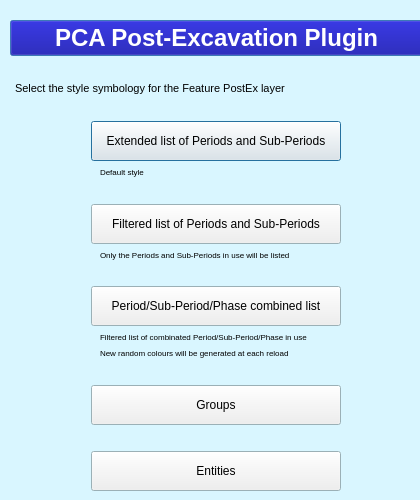
PCA-Geodata/PCA-PostExcavation-QGIS-Plugin, file PCA_PostExcavation/pca_postex_choose_style_dialog_base.ui: the form before one commit.
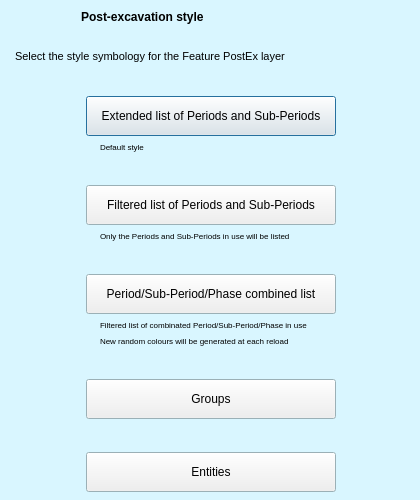
The form after the commit. Icons and pictures are not drawn.

Patch:
```diff
--- a/PCA_PostExcavation/pca_postex_choose_style_dialog_base.ui
+++ b/PCA_PostExcavation/pca_postex_choose_style_dialog_base.ui
@@ -99,354 +99,67 @@
    <property name="geometry">
     <rect>
      <x>10</x>
-     <y>20</y>
-     <width>413</width>
-     <height>471</height>
+     <y>10</y>
+     <width>402</width>
+     <height>482</height>
     </rect>
    </property>
    <layout class="QVBoxLayout" name="verticalLayout_2">
     <item>
-     <widget class="QPushButton" name="pushButton">
-      <property name="sizePolicy">
-       <sizepolicy hsizetype="Minimum" vsizetype="Fixed">
-        <horstretch>0</horstretch>
-        <verstretch>0</verstretch>
-       </sizepolicy>
-      </property>
-      <property name="minimumSize">
-       <size>
-        <width>0</width>
-        <height>0</height>
-       </size>
-      </property>
-      <property name="palette">
-       <palette>
-        <active>
-         <colorrole role="Button">
-          <brush brushstyle="SolidPattern">
-           <color alpha="255">
-            <red>0</red>
-            <green>0</green>
-            <blue>153</blue>
-           </color>
-          </brush>
-         </colorrole>
-         <colorrole role="Light">
-          <brush brushstyle="SolidPattern">
-           <color alpha="255">
-            <red>0</red>
-            <green>0</green>
-            <blue>147</blue>
-           </color>
-          </brush>
-         </colorrole>
-         <colorrole role="Dark">
-          <brush brushstyle="SolidPattern">
-           <color alpha="255">
-            <red>0</red>
-            <green>0</green>
-            <blue>153</blue>
-           </color>
-          </brush>
-         </colorrole>
-         <colorrole role="Mid">
-          <brush brushstyle="SolidPattern">
-           <color alpha="255">
-            <red>0</red>
-            <green>0</green>
-            <blue>147</blue>
-           </color>
-          </brush>
-         </colorrole>
-         <colorrole role="Text">
-          <brush brushstyle="SolidPattern">
-           <color alpha="255">
-            <red>0</red>
-            <green>0</green>
-            <blue>0</blue>
-           </color>
-          </brush>
-         </colorrole>
-         <colorrole role="BrightText">
-          <brush brushstyle="SolidPattern">
-           <color alpha="255">
-            <red>85</red>
-            <green>255</green>
-            <blue>0</blue>
-           </color>
-          </brush>
-         </colorrole>
-         <colorrole role="ButtonText">
-          <brush brushstyle="SolidPattern">
-           <color alpha="255">
-            <red>255</red>
-            <green>255</green>
-            <blue>255</blue>
-           </color>
-          </brush>
-         </colorrole>
-         <colorrole role="Base">
-          <brush brushstyle="SolidPattern">
-           <color alpha="255">
-            <red>0</red>
-            <green>0</green>
-            <blue>141</blue>
-           </color>
-          </brush>
-         </colorrole>
-         <colorrole role="Window">
-          <brush brushstyle="SolidPattern">
-           <color alpha="255">
-            <red>85</red>
-            <green>170</green>
-            <blue>255</blue>
-           </color>
-          </brush>
-         </colorrole>
-         <colorrole role="Shadow">
-          <brush brushstyle="SolidPattern">
-           <color alpha="255">
-            <red>0</red>
-            <green>0</green>
-            <blue>146</blue>
-           </color>
-          </brush>
-         </colorrole>
-         <colorrole role="PlaceholderText">
-          <brush brushstyle="SolidPattern">
-           <color alpha="128">
-            <red>0</red>
-            <green>0</green>
-            <blue>0</blue>
-           </color>
-          </brush>
-         </colorrole>
-        </active>
-        <inactive>
-         <colorrole role="Button">
-          <brush brushstyle="SolidPattern">
-           <color alpha="255">
-            <red>0</red>
-            <green>0</green>
-            <blue>153</blue>
-           </color>
-          </brush>
-         </colorrole>
-         <colorrole role="Light">
-          <brush brushstyle="SolidPattern">
-           <color alpha="255">
-            <red>0</red>
-            <green>0</green>
-            <blue>147</blue>
-           </color>
-          </brush>
-         </colorrole>
-         <colorrole role="Dark">
-          <brush brushstyle="SolidPattern">
-           <color alpha="255">
-            <red>0</red>
-            <green>0</green>
-            <blue>153</blue>
-           </color>
-          </brush>
-         </colorrole>
-         <colorrole role="Mid">
-          <brush brushstyle="SolidPattern">
-           <color alpha="255">
-            <red>0</red>
-            <green>0</green>
-            <blue>147</blue>
-           </color>
-          </brush>
-         </colorrole>
-         <colorrole role="Text">
-          <brush brushstyle="SolidPattern">
-           <color alpha="255">
-            <red>0</red>
-            <green>0</green>
-            <blue>0</blue>
-           </color>
-          </brush>
-         </colorrole>
-         <colorrole role="BrightText">
-          <brush brushstyle="SolidPattern">
-           <color alpha="255">
-            <red>85</red>
-            <green>255</green>
-            <blue>0</blue>
-           </color>
-          </brush>
-         </colorrole>
-         <colorrole role="ButtonText">
-          <brush brushstyle="SolidPattern">
-           <color alpha="255">
-            <red>255</red>
-            <green>255</green>
-            <blue>255</blue>
-           </color>
-          </brush>
-         </colorrole>
-         <colorrole role="Base">
-          <brush brushstyle="SolidPattern">
-           <color alpha="255">
-            <red>0</red>
-            <green>0</green>
-            <blue>141</blue>
-           </color>
-          </brush>
-         </colorrole>
-         <colorrole role="Window">
-          <brush brushstyle="SolidPattern">
-           <color alpha="255">
-            <red>85</red>
-            <green>170</green>
-            <blue>255</blue>
-           </color>
-          </brush>
-         </colorrole>
-         <colorrole role="Shadow">
-          <brush brushstyle="SolidPattern">
-           <color alpha="255">
-            <red>0</red>
-            <green>0</green>
-            <blue>146</blue>
-           </color>
-          </brush>
-         </colorrole>
-         <colorrole role="PlaceholderText">
-          <brush brushstyle="SolidPattern">
-           <color alpha="128">
-            <red>0</red>
-            <green>0</green>
-            <blue>0</blue>
-           </color>
-          </brush>
-         </colorrole>
-        </inactive>
-        <disabled>
-         <colorrole role="Button">
-          <brush brushstyle="SolidPattern">
-           <color alpha="255">
-            <red>0</red>
-            <green>0</green>
-            <blue>153</blue>
-           </color>
-          </brush>
-         </colorrole>
-         <colorrole role="Light">
-          <brush brushstyle="SolidPattern">
-           <color alpha="255">
-            <red>0</red>
-            <green>0</green>
-            <blue>147</blue>
-           </color>
-          </brush>
-         </colorrole>
-         <colorrole role="Dark">
-          <brush brushstyle="SolidPattern">
-           <color alpha="255">
-            <red>0</red>
-            <green>0</green>
-            <blue>153</blue>
-           </color>
-          </brush>
-         </colorrole>
-         <colorrole role="Mid">
-          <brush brushstyle="SolidPattern">
-           <color alpha="255">
-            <red>0</red>
-            <green>0</green>
-            <blue>147</blue>
-           </color>
-          </brush>
-         </colorrole>
-         <colorrole role="Text">
-          <brush brushstyle="SolidPattern">
-           <color alpha="255">
-            <red>0</red>
-            <green>0</green>
-            <blue>153</blue>
-           </color>
-          </brush>
-         </colorrole>
-         <colorrole role="BrightText">
-          <brush brushstyle="SolidPattern">
-           <color alpha="255">
-            <red>85</red>
-            <green>255</green>
-            <blue>0</blue>
-           </color>
-          </brush>
-         </colorrole>
-         <colorrole role="ButtonText">
-          <brush brushstyle="SolidPattern">
-           <color alpha="255">
-            <red>120</red>
-            <green>120</green>
-            <blue>120</blue>
-           </color>
-          </brush>
-         </colorrole>
-         <colorrole role="Base">
-          <brush brushstyle="SolidPattern">
-           <color alpha="255">
-            <red>85</red>
-            <green>170</green>
-            <blue>255</blue>
-           </color>
-          </brush>
-         </colorrole>
-         <colorrole role="Window">
-          <brush brushstyle="SolidPattern">
-           <color alpha="255">
-            <red>85</red>
-            <green>170</green>
-            <blue>255</blue>
-           </color>
-          </brush>
-         </colorrole>
-         <colorrole role="Shadow">
-          <brush brushstyle="SolidPattern">
-           <color alpha="255">
-            <red>0</red>
-            <green>0</green>
-            <blue>146</blue>
-           </color>
-          </brush>
-         </colorrole>
-         <colorrole role="PlaceholderText">
-          <brush brushstyle="SolidPattern">
-           <color alpha="128">
-            <red>0</red>
-            <green>0</green>
-            <blue>0</blue>
-           </color>
-          </brush>
-         </colorrole>
-        </disabled>
-       </palette>
-      </property>
-      <property name="font">
-       <font>
-        <family>Arial</family>
-        <pointsize>18</pointsize>
-        <weight>75</weight>
-        <bold>true</bold>
-       </font>
-      </property>
-      <property name="cursor">
-       <cursorShape>BlankCursor</cursorShape>
-      </property>
-      <property name="text">
-       <string>PCA Post-Excavation Plugin</string>
-      </property>
-      <property name="autoDefault">
-       <bool>false</bool>
-      </property>
-      <property name="flat">
-       <bool>false</bool>
-      </property>
-     </widget>
+     <layout class="QGridLayout" name="gridLayout">
+      <item row="0" column="3">
+       <widget class="QLabel" name="label_8">
+        <property name="maximumSize">
+         <size>
+          <width>65</width>
+          <height>65</height>
+         </size>
+        </property>
+        <property name="text">
+         <string/>
+        </property>
+        <property name="pixmap">
+         <pixmap>icons/PCA_postex_reapply_style_icon.png</pixmap>
+        </property>
+        <property name="scaledContents">
+         <bool>true</bool>
+        </property>
+       </widget>
+      </item>
+      <item row="0" column="0">
+       <widget class="QLabel" name="label_6">
+        <property name="maximumSize">
+         <size>
+          <width>65</width>
+          <height>65</height>
+         </size>
+        </property>
+        <property name="text">
+         <string/>
+        </property>
+        <property name="pixmap">
+         <pixmap>icons/pca_logo_icon.png</pixmap>
+        </property>
+        <property name="scaledContents">
+         <bool>true</bool>
+        </property>
+       </widget>
+      </item>
+      <item row="0" column="2">
+       <widget class="QLabel" name="label_7">
+        <property name="font">
+         <font>
+          <pointsize>9</pointsize>
+          <weight>75</weight>
+          <bold>true</bold>
+         </font>
+        </property>
+        <property name="text">
+         <string>Post-excavation style</string>
+        </property>
+       </widget>
+      </item>
+     </layout>
     </item>
     <item>
      <spacer name="horizontalSpacer">
```
